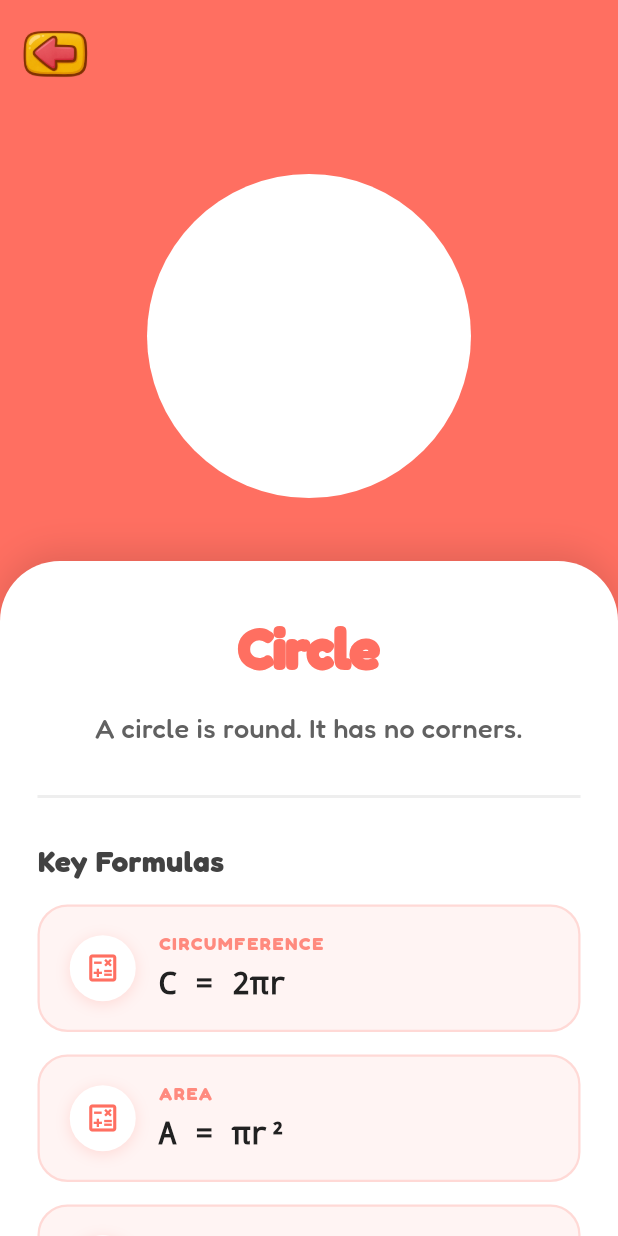
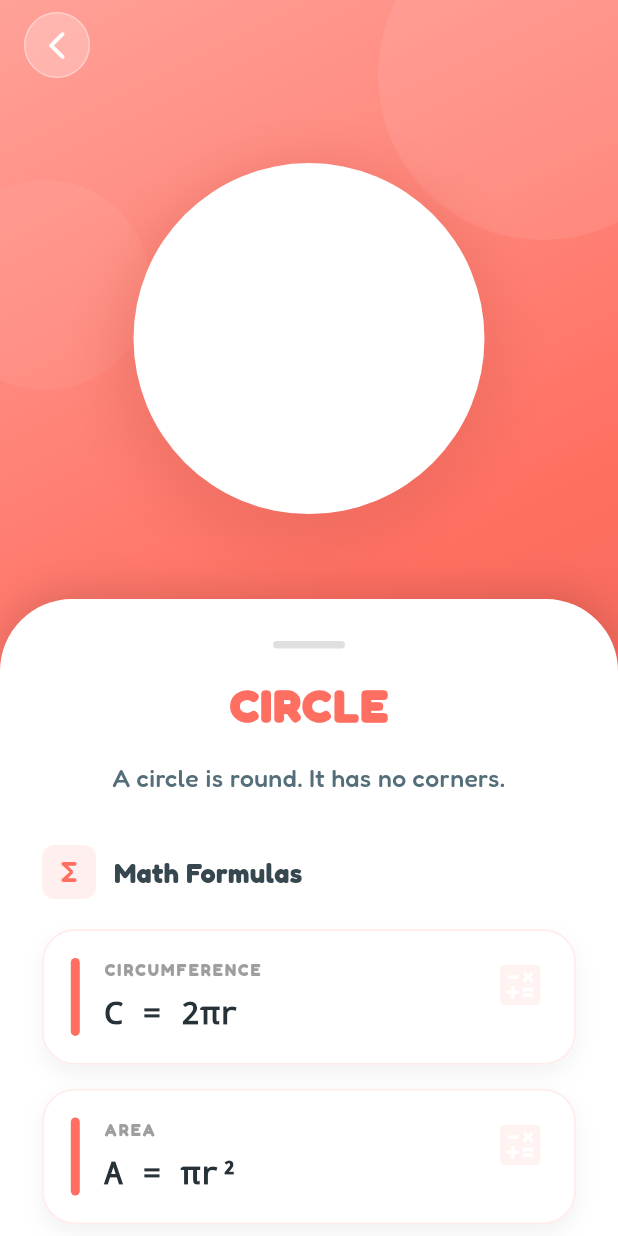
Before and after one commit to argadenil/zinzy, a Flutter app: the ShapeDetailScreen screen opened directly with sample values from the repository, on a phone screen of 412 x 824 dp. Run offline on Flutter 3.47's test engine with Material 3 defaults, Android fonts, the phone set to English and light mode, and no system bars; our stand-ins replace audioplayers, camera, confetti, flutter_tts, google_fonts, lottie and 2 more; missing offline and left inert: flutter_3d_controller, hand_landmarker.

Commit message:
changes added

```diff
--- a/lib/screens/shapes/shapeDetailsScreen.dart
+++ b/lib/screens/shapes/shapeDetailsScreen.dart
@@ -15,58 +15,109 @@ class ShapeDetailScreen extends StatefulWidget {
 class _ShapeDetailScreenState extends State<ShapeDetailScreen> {
   @override
   void initState() {
+    super.initState();
     print('@@@ start');
     for (var f in widget.shape.formulas ?? []) {
       print('Formula: ${f.title} = ${f.formula}');
     }
     print('@@@ end');
-    super.initState();
   }
 
   @override
   Widget build(BuildContext context) {
+    final Color mainColor = widget.shape.color;
+    final Color lighterColor = Color.lerp(mainColor, Colors.white, 0.35)!;
+    final Color darkerColor = Color.lerp(mainColor, Colors.black, 0.15)!;
+
     return Scaffold(
+      backgroundColor: mainColor,
       body: Stack(
         children: [
-          /// 🌈 BACKGROUND COLOR
-          Positioned.fill(child: Container(color: widget.shape.color)),
+          /// 🌈 GRADIENT BACKGROUND
+          Positioned.fill(
+            child: Container(
+              decoration: BoxDecoration(
+                gradient: LinearGradient(
+                  begin: Alignment.topLeft,
+                  end: Alignment.bottomRight,
+                  colors: [lighterColor, mainColor, darkerColor],
+                ),
+              ),
+            ),
+          ),
+
+          /// 🎨 SUBTLE DECOR ELEMENTS
+          Positioned(
+            top: -60,
+            right: -60,
+            child: CircleAvatar(
+              radius: 110,
+              backgroundColor: Colors.white.withOpacity(0.08),
+            ),
+          ),
+          Positioned(
+            top: 120,
+            left: -40,
+            child: CircleAvatar(
+              radius: 70,
+              backgroundColor: Colors.white.withOpacity(0.05),
+            ),
+          ),
 
           SafeArea(
             child: Column(
               children: [
-                /// 🔙 CUSTOM BACK BUTTON
+                /// 🔙 BACK BUTTON
                 Align(
                   alignment: Alignment.centerLeft,
                   child: Padding(
-                    padding: const EdgeInsets.all(12),
+                    padding: const EdgeInsets.only(left: 16, top: 8),
                     child: GestureDetector(
+                      behavior: HitTestBehavior.opaque,
                       onTap: () => Navigator.pop(context),
                       child: Container(
-                        decoration: BoxDecoration(shape: BoxShape.circle),
-                        child: Image.asset(
-                          'assets/images/back_button.webp',
-                          width: 50,
-                          height: 50,
+                        padding: const EdgeInsets.all(10),
+                        decoration: BoxDecoration(
+                          color: Colors.white.withOpacity(0.25),
+                          shape: BoxShape.circle,
+                          border: Border.all(
+                            color: Colors.white.withOpacity(0.35),
+                          ),
+                        ),
+                        child: const Icon(
+                          Icons.arrow_back_ios_new_rounded,
+                          color: Colors.white,
+                          size: 22,
                         ),
                       ),
                     ),
                   ),
                 ),
 
-                /// --- TOP SECTION : SHAPE VIEW ---
+                /// --- SHAPE VIEW ---
                 Expanded(
-                  flex: 4,
+                  flex: 9,
                   child: Center(
                     child: Hero(
                       tag: widget.shape.name,
-                      child: SizedBox(
-                        width: 240,
-                        height: 240,
+                      child: Container(
+                        width: 260,
+                        height: 260,
+                        decoration: BoxDecoration(
+                          shape: BoxShape.circle,
+                          boxShadow: [
+                            BoxShadow(
+                              color: darkerColor.withOpacity(0.35),
+                              blurRadius: 28,
+                              offset: const Offset(0, 12),
+                            ),
+                          ],
+                        ),
                         child: widget.shape.is3D
                             ? Flutter3DViewer(
                                 src: widget.shape.asset!,
                                 enableTouch: true,
-                                progressBarColor: Colors.white,
+                                progressBarColor: Colors.transparent,
                               )
                             : CustomPaint(
                                 painter: ShapePainter(
@@ -80,86 +131,107 @@ class _ShapeDetailScreenState extends State<ShapeDetailScreen> {
                   ),
                 ),
 
-                /// --- BOTTOM INFO CARD ---
+                /// --- INFO CARD ---
                 Expanded(
-                  flex: 6,
+                  flex: 11,
                   child: Container(
                     width: double.infinity,
                     decoration: const BoxDecoration(
                       color: Colors.white,
                       borderRadius: BorderRadius.only(
-                        topLeft: Radius.circular(40),
-                        topRight: Radius.circular(40),
+                        topLeft: Radius.circular(48),
+                        topRight: Radius.circular(48),
                       ),
                       boxShadow: [
                         BoxShadow(
                           color: Colors.black12,
                           blurRadius: 20,
-                          offset: Offset(0, -5),
+                          offset: Offset(0, -6),
                         ),
                       ],
                     ),
                     child: SingleChildScrollView(
                       physics: const BouncingScrollPhysics(),
-                      padding: const EdgeInsets.fromLTRB(25, 30, 25, 30),
+                      padding: const EdgeInsets.fromLTRB(28, 12, 28, 30),
                       child: Column(
-                        crossAxisAlignment: CrossAxisAlignment.center,
                         children: [
-                          /// 🏷️ TITLE
-                          Text(
-                            widget.shape.name,
-                            style: TextStyle(
-                              fontSize: 38,
-                              fontWeight: FontWeight.w900,
-                              color: widget.shape.color,
-                              letterSpacing: -1,
+                          /// DRAG HANDLE
+                          Container(
+                            margin: const EdgeInsets.symmetric(vertical: 16),
+                            width: 48,
+                            height: 5,
+                            decoration: BoxDecoration(
+                              color: Colors.grey[300],
+                              borderRadius: BorderRadius.circular(10),
                             ),
                           ),
 
-                          /// 📝 DESCRIPTION
-                          Padding(
-                            padding: const EdgeInsets.symmetric(vertical: 15),
-                            child: Text(
-                              widget.shape.description,
-                              textAlign: TextAlign.center,
-                              style: TextStyle(
-                                fontSize: 18,
-                                fontWeight: FontWeight.w500,
-                                color: Colors.grey[700],
-                                height: 1.4,
-                              ),
+                          /// TITLE
+                          Text(
+                            widget.shape.name.toUpperCase(),
+                            style: TextStyle(
+                              fontSize: 30,
+                              fontWeight: FontWeight.w900,
+                              color: mainColor,
+                              letterSpacing: 1.4,
                             ),
                           ),
 
-                          const SizedBox(height: 10),
-                          Divider(color: Colors.grey[200], thickness: 2),
+                          const SizedBox(height: 14),
+
+                          /// DESCRIPTION
+                          Text(
+                            widget.shape.description,
+                            textAlign: TextAlign.center,
+                            style: TextStyle(
+                              fontSize: 16.5,
+                              height: 1.6,
+                              fontWeight: FontWeight.w500,
+                              color: Colors.blueGrey[600],
+                            ),
+                          ),
+
+                          const SizedBox(height: 32),
+
+                          /// FORMULA HEADER
+                          Row(
+                            children: [
+                              Container(
+                                padding: const EdgeInsets.all(8),
+                                decoration: BoxDecoration(
+                                  color: mainColor.withOpacity(0.1),
+                                  borderRadius: BorderRadius.circular(8),
+                                ),
+                                child: Icon(
+                                  Icons.functions_rounded,
+                                  color: mainColor,
+                                  size: 20,
+                                ),
+                              ),
+                              const SizedBox(width: 12),
+                              Text(
+                                "Math Formulas",
+                                style: TextStyle(
+                                  fontSize: 18,
+                                  fontWeight: FontWeight.w800,
+                                  color: Colors.blueGrey[800],
+                                ),
+                              ),
+                            ],
+                          ),
+
                           const SizedBox(height: 20),
 
-                          /// 📐 FORMULAS HEADER
-                          Align(
-                            alignment: Alignment.centerLeft,
-                            child: Text(
-                              "Key Formulas",
-                              style: TextStyle(
-                                fontSize: 20,
-                                fontWeight: FontWeight.w800,
-                                color: Colors.grey[800],
-                              ),
-                            ),
-                          ),
-                          const SizedBox(height: 15),
-
-                          /// ➗ FORMULA LIST
+                          /// FORMULA LIST
                           if (widget.shape.formulas != null &&
                               widget.shape.formulas!.isNotEmpty)
                             ...widget.shape.formulas!.map(
-                              (f) => _buildFormulaCard(f, widget.shape.color),
+                              (f) => _buildFormulaCard(f, mainColor),
                             )
                           else
                             _buildNoFormulaState(),
 
-                          // Add padding at bottom for scrolling
-                          const SizedBox(height: 20),
+                          const SizedBox(height: 30),
                         ],
                       ),
                     ),
@@ -173,37 +245,39 @@ class _ShapeDetailScreenState extends State<ShapeDetailScreen> {
     );
   }
 
-  /// 📐 FORMULA CARD WIDGET
+  /// 📐 FORMULA CARD
   Widget _buildFormulaCard(ShapeFormula item, Color color) {
     return Container(
-      margin: const EdgeInsets.only(bottom: 15),
-      padding: const EdgeInsets.symmetric(horizontal: 20, vertical: 16),
+      margin: const EdgeInsets.only(bottom: 16),
+      padding: const EdgeInsets.symmetric(horizontal: 18, vertical: 18),
       decoration: BoxDecoration(
-        color: color.withOpacity(0.08),
-        borderRadius: BorderRadius.circular(20),
-        border: Border.all(color: color.withOpacity(0.2), width: 1.5),
+        color: Colors.white,
+        borderRadius: BorderRadius.circular(22),
+        boxShadow: [
+          BoxShadow(
+            color: Colors.black.withOpacity(0.05),
+            blurRadius: 12,
+            offset: const Offset(0, 6),
+          ),
+        ],
+        border: Border.all(
+          color: color.withOpacity(0.12),
+          width: 1.2,
+        ),
       ),
       child: Row(
+        crossAxisAlignment: CrossAxisAlignment.start,
         children: [
-          /// Icon Container
           Container(
-            padding: const EdgeInsets.all(10),
+            width: 6,
+            height: 52,
             decoration: BoxDecoration(
-              color: Colors.white,
-              shape: BoxShape.circle,
-              boxShadow: [
-                BoxShadow(
-                  color: color.withOpacity(0.2),
-                  blurRadius: 8,
-                  offset: const Offset(0, 2),
-                ),
-              ],
+              color: color,
+              borderRadius: BorderRadius.circular(6),
             ),
-            child: Icon(Icons.calculate_outlined, color: color, size: 24),
           ),
-          const SizedBox(width: 15),
+          const SizedBox(width: 16),
 
-          /// Text Content
           Expanded(
             child: Column(
               crossAxisAlignment: CrossAxisAlignment.start,
@@ -211,23 +285,33 @@ class _ShapeDetailScreenState extends State<ShapeDetailScreen> {
                 Text(
                   (item.title ?? '').toUpperCase(),
                   style: TextStyle(
-                    fontSize: 12,
+                    fontSize: 11,
                     fontWeight: FontWeight.bold,
-                    color: color.withOpacity(0.8),
-                    letterSpacing: 1.2,
+                    color: Colors.grey[500],
+                    letterSpacing: 1.4,
                   ),
                 ),
-                const SizedBox(height: 4),
+                const SizedBox(height: 6),
                 Text(
                   item.formula,
+                  softWrap: true,
                   style: TextStyle(
-                    fontSize: 20,
+                    fontSize: 21,
                     fontWeight: FontWeight.w600,
-                    fontFamily: 'Courier', // Monospace for math looks better
-                    color: Colors.grey[900],
+                    fontFamily: 'Courier',
+                    color: Colors.blueGrey[900],
                   ),
                 ),
               ],
+            ),
+          ),
+
+          Opacity(
+            opacity: 0.08,
+            child: Icon(
+              Icons.calculate,
+              color: color,
+              size: 36,
             ),
           ),
         ],
@@ -237,10 +321,21 @@ class _ShapeDetailScreenState extends State<ShapeDetailScreen> {
 
   Widget _buildNoFormulaState() {
     return Padding(
-      padding: const EdgeInsets.symmetric(vertical: 20),
-      child: Text(
-        "No formulas needed for this one!",
-        style: TextStyle(color: Colors.grey[400], fontStyle: FontStyle.italic),
+      padding: const EdgeInsets.symmetric(vertical: 30),
+      child: Column(
+        children: [
+          Icon(Icons.check_circle_outline,
+              size: 40, color: Colors.grey[300]),
+          const SizedBox(height: 12),
+          Text(
+            "Just remember the shape!",
+            style: TextStyle(
+              color: Colors.grey[400],
+              fontSize: 16,
+              fontWeight: FontWeight.w500,
+            ),
+          ),
+        ],
       ),
     );
   }
```
